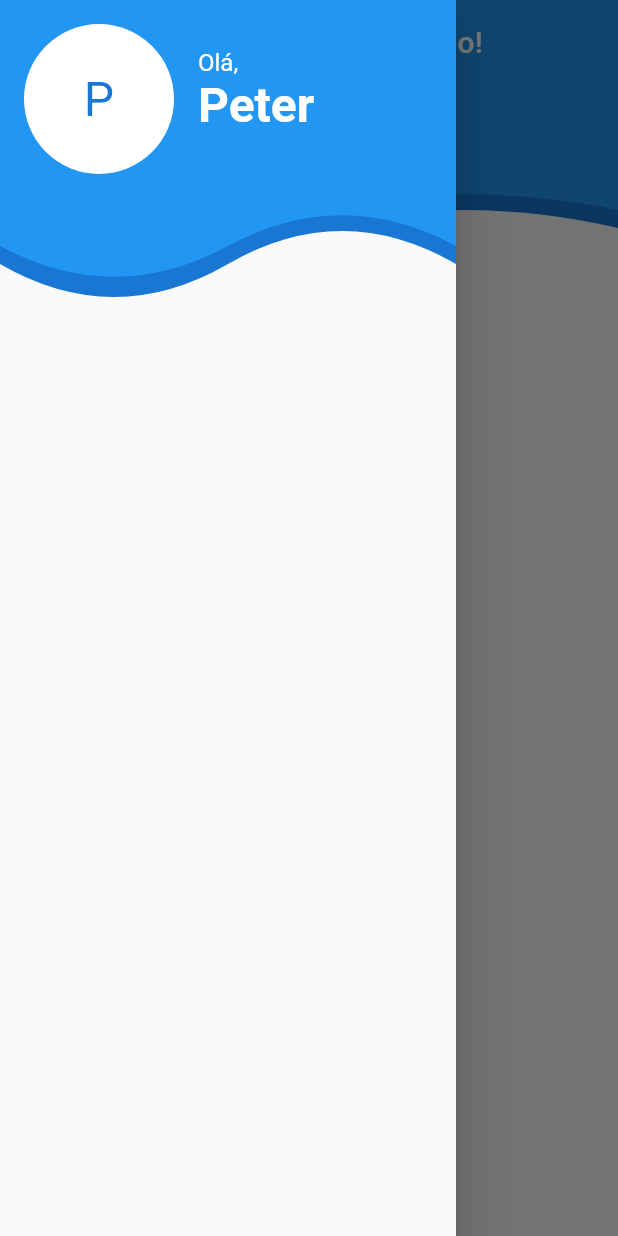
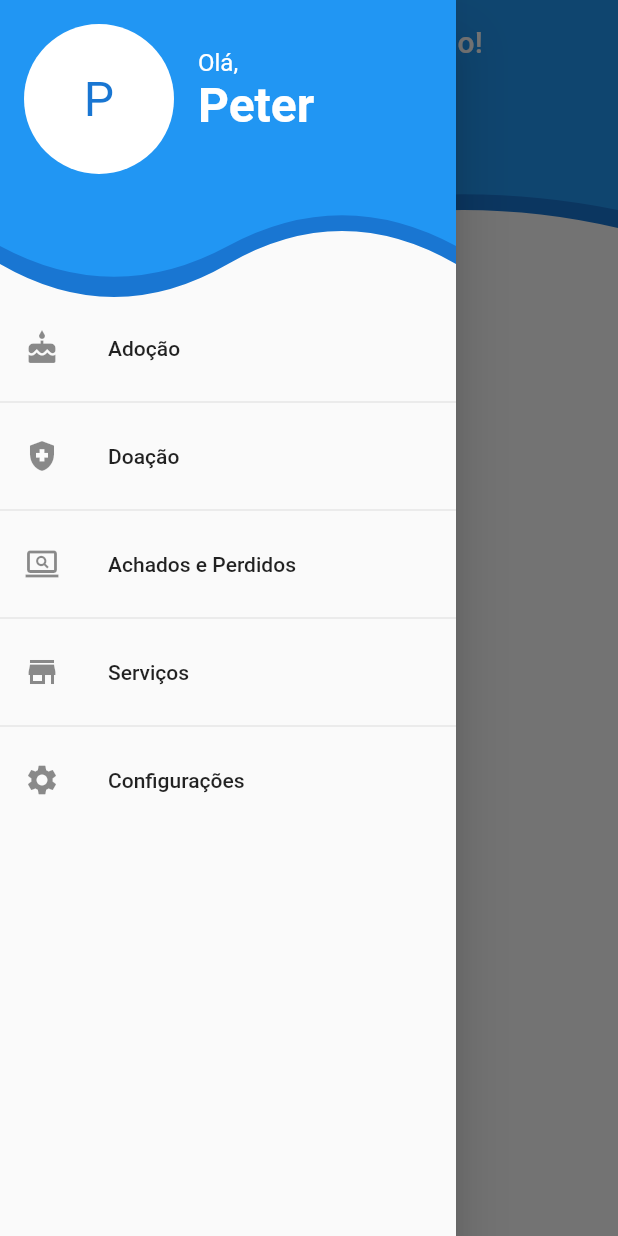
Before and after one commit to Wilian-N-Silva/the_walking_pets, a Flutter app: the screen it shows after launch, with the side drawer open, on a phone screen of 412 x 824 dp. Run offline on Flutter 3.47's test engine with Material 2 defaults, Android fonts, the phone set to English and light mode, and no system bars; our stand-ins replace rive, share_plus.

Commit message:
ADD: Drawer list tiles

```diff
--- a/lib/screens/animal_profile.dart
+++ b/lib/screens/animal_profile.dart
@@ -30,7 +30,7 @@ class _AnimalProfileState extends State<AnimalProfile> {
   Widget build(BuildContext context) {
     final animal = widget.animal;
 
-    List<_Tile> tileDataSource = [
+    final List<_Tile> tileDataSource = [
       _Tile(
         title: 'Idade',
         subtitle: animal.idade.toString(),
--- a/lib/screens/home.dart
+++ b/lib/screens/home.dart
@@ -23,7 +23,7 @@ class _HomeState extends State<Home> {
         backgroundColor: Colors.blue,
         foregroundColor: Colors.white,
       ),
-      drawer: const CustomDrawer(),
+      drawer: CustomDrawer(),
       body: SafeArea(
         child: Stack(
           children: [
--- a/lib/widgets/custom_drawer.dart
+++ b/lib/widgets/custom_drawer.dart
@@ -2,14 +2,67 @@ import 'package:flutter/cupertino.dart';
 import 'package:flutter/material.dart';
 import 'package:the_walking_pets/widgets/curve_clipper.dart';
 
-class CustomDrawer extends StatelessWidget {
+class _Tile {
+  _Tile({
+    required this.title,
+    required this.leading,
+  });
+
+  final String title;
+  final IconData leading;
+}
+
+class CustomDrawer extends StatefulWidget {
   const CustomDrawer({Key? key}) : super(key: key);
 
+  @override
+  _CustomDrawerState createState() => _CustomDrawerState();
+}
+
+class _CustomDrawerState extends State<CustomDrawer> {
+  final List<_Tile> tileDataSource = [
+    _Tile(
+      title: 'Adoção',
+      leading: Icons.cake,
+    ),
+    _Tile(
+      title: 'Doação',
+      leading: Icons.health_and_safety,
+    ),
+    _Tile(
+      title: 'Achados e Perdidos',
+      leading: Icons.screen_search_desktop_outlined,
+    ),
+    _Tile(
+      title: 'Serviços',
+      leading: Icons.store,
+    ),
+    _Tile(
+      title: 'Configurações',
+      leading: Icons.settings,
+    ),
+  ];
   @override
   Widget build(BuildContext context) {
     return Drawer(
       child: Stack(
         children: [
+          Container(
+            margin: const EdgeInsets.only(top: 140.0),
+            child: ListView.separated(
+              padding: const EdgeInsets.symmetric(vertical: 64),
+              physics: const BouncingScrollPhysics(),
+              itemCount: tileDataSource.length,
+              itemBuilder: (BuildContext context, int index) {
+                return drawerItemTile(
+                  tileDataSource[index].title,
+                  tileDataSource[index].leading,
+                );
+              },
+              separatorBuilder: (BuildContext context, int index) =>
+                  const Divider(),
+            ),
+          ),
           ClipPath(
             clipper: CurveClipper(),
             child: Container(
@@ -72,3 +125,11 @@ class CustomDrawer extends StatelessWidget {
     );
   }
 }
+
+Widget drawerItemTile(String title, IconData leading) {
+  return ListTile(
+    leading: Icon(leading),
+    title: Text(title),
+    onTap: () {},
+  );
+}
```
